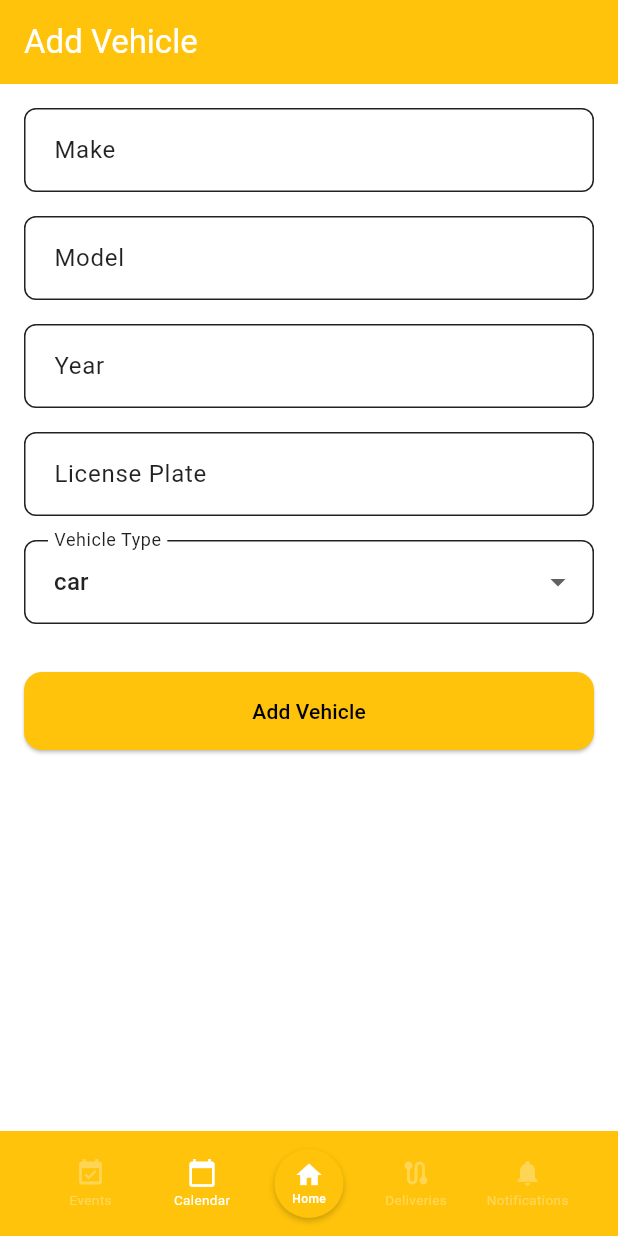
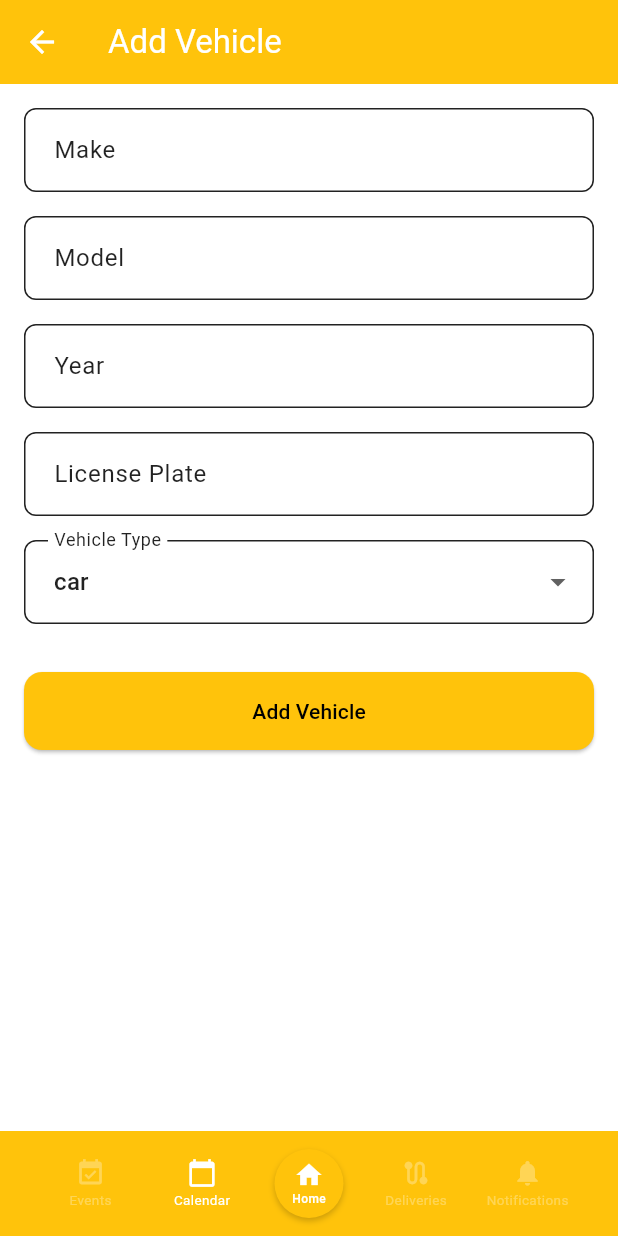
Before and after one commit to HarzaanHussain/cateredtoyou, a Flutter app: the VehicleFormScreen screen opened by its route, on a phone screen of 412 x 824 dp. Run offline on Flutter 3.47's test engine with Material 3 defaults, Android fonts, the phone set to English and light mode, and no system bars; our stand-ins replace cloud_firestore, firebase_auth, firebase_core, flutter_local_notifications, flutter_map, flutter_timezone and 6 more; missing offline and left inert: flutter_map_cancellable_tile_provider; accounts and stored records are empty.

Commit message:
feat(ui): unify scaffold & app bar across manifest, tasks, and vehicles
- Introduce MainScaffold for consistent layout (includes BottomToolbar)
- Replace direct AppBar usage in manifest_creation_screen, vehicle_loading_screen,
  manage_task_screen, task_list_screen, vehicle_details_screen,
  vehicle_form_screen, and vehicle_list_screen with ThemedAppBar/GradientAppBar
- Tweak gradient_app_bar, main_scaffold, themed_app_bar for polished “Royal Blue” & “Honey Yellow” theming

```diff
--- a/lib/views/vehicles/vehicle_form_screen.dart
+++ b/lib/views/vehicles/vehicle_form_screen.dart
@@ -4,7 +4,7 @@ import 'package:cateredtoyou/widgets/bottom_toolbar.dart';
 import 'package:flutter/material.dart'; // Importing Flutter material package for UI components
 import 'package:go_router/go_router.dart'; // Importing GoRouter for navigation
 import 'package:provider/provider.dart'; // Importing Provider for state management
-
+import 'package:cateredtoyou/widgets/main_scaffold.dart';
 
 class VehicleFormScreen extends StatefulWidget { // Defining a stateful widget for the vehicle form screen
   final Vehicle? vehicle; // Optional vehicle object to edit an existing vehicle
@@ -50,124 +50,129 @@ class _VehicleFormScreenState extends State<VehicleFormScreen> {
 
 @override
 Widget build(BuildContext context) {
-    final isEditing = widget.vehicle != null; // Checking if the form is in editing mode
+  final isEditing = widget.vehicle != null; // true when editing
 
-    return Scaffold(
-      bottomNavigationBar: const BottomToolbar(),
-      appBar: AppBar(
-        title: Text(isEditing ? 'Edit Vehicle' : 'Add Vehicle'), // Setting the title based on editing mode
+  return MainScaffold(
+    title: isEditing ? 'Edit Vehicle' : 'Add Vehicle',
+
+    // ← automatically gives you the drawer & bottom toolbar
+    leading: IconButton(
+      icon: const Icon(Icons.arrow_back),
+      onPressed: () => context.pop(), // or Navigator.of(context).pop()
     ),
+
     body: Form(
-        key: _formKey, // Assigning the form key
+      key: _formKey,
       child: ListView(
-          padding: const EdgeInsets.all(16), // Adding padding to the form
+        padding: const EdgeInsets.all(16),
         children: [
           TextFormField(
-              controller: _makeController, // Assigning the make controller
+            controller: _makeController,
             decoration: const InputDecoration(
-                labelText: 'Make', // Label for the make input field
-                hintText: 'Enter vehicle make', // Hint text for the make input field
+              labelText: 'Make',
+              hintText: 'Enter vehicle make',
             ),
-              textCapitalization: TextCapitalization.words, // Capitalizing each word
+            textCapitalization: TextCapitalization.words,
             validator: (value) {
               if (value == null || value.isEmpty) {
-                  return 'Please enter vehicle make'; // Validation for empty make field
+                return 'Please enter vehicle make';
               }
               return null;
             },
           ),
-            const SizedBox(height: 16), // Adding space between fields
+          const SizedBox(height: 16),
           TextFormField(
-              controller: _modelController, // Assigning the model controller
+            controller: _modelController,
             decoration: const InputDecoration(
-                labelText: 'Model', // Label for the model input field
-                hintText: 'Enter vehicle model', // Hint text for the model input field
+              labelText: 'Model',
+              hintText: 'Enter vehicle model',
             ),
-              textCapitalization: TextCapitalization.words, // Capitalizing each word
+            textCapitalization: TextCapitalization.words,
             validator: (value) {
               if (value == null || value.isEmpty) {
-                  return 'Please enter vehicle model'; // Validation for empty model field
+                return 'Please enter vehicle model';
               }
               return null;
             },
           ),
-            const SizedBox(height: 16), // Adding space between fields
+          const SizedBox(height: 16),
           TextFormField(
-              controller: _yearController, // Assigning the year controller
+            controller: _yearController,
             decoration: const InputDecoration(
-                labelText: 'Year', // Label for the year input field
-                hintText: 'Enter vehicle year', // Hint text for the year input field
+              labelText: 'Year',
+              hintText: 'Enter vehicle year',
             ),
-              keyboardType: TextInputType.number, // Setting keyboard type to number
+            keyboardType: TextInputType.number,
             validator: (value) {
               if (value == null || value.isEmpty) {
-                  return 'Please enter vehicle year'; // Validation for empty year field
+                return 'Please enter vehicle year';
               }
               final year = int.tryParse(value);
               if (year == null || year < 1900 || year > DateTime.now().year + 1) {
-                  return 'Please enter a valid year'; // Validation for invalid year
+                return 'Please enter a valid year';
               }
               return null;
             },
           ),
-            const SizedBox(height: 16), // Adding space between fields
+          const SizedBox(height: 16),
           TextFormField(
-              controller: _licensePlateController, // Assigning the license plate controller
+            controller: _licensePlateController,
             decoration: const InputDecoration(
-                labelText: 'License Plate', // Label for the license plate input field
-                hintText: 'Enter license plate number', // Hint text for the license plate input field
+              labelText: 'License Plate',
+              hintText: 'Enter license plate number',
             ),
-              textCapitalization: TextCapitalization.characters, // Capitalizing all characters
+            textCapitalization: TextCapitalization.characters,
             validator: (value) {
               if (value == null || value.isEmpty) {
-                  return 'Please enter license plate number'; // Validation for empty license plate field
+                return 'Please enter license plate number';
               }
               return null;
             },
           ),
-            const SizedBox(height: 16), // Adding space between fields
+          const SizedBox(height: 16),
           DropdownButtonFormField<VehicleType>(
-              value: _selectedType, // Assigning the selected type
+            value: _selectedType,
             decoration: const InputDecoration(
-                labelText: 'Vehicle Type', // Label for the vehicle type dropdown
+              labelText: 'Vehicle Type',
             ),
             items: VehicleType.values.map((type) {
               return DropdownMenuItem(
                 value: type,
-                  child: Text(type.toString().split('.').last), // Displaying the vehicle type
+                child: Text(type.toString().split('.').last),
               );
             }).toList(),
             onChanged: (value) {
-                if (value != null) {
-                  setState(() => _selectedType = value); // Updating the selected type
-                }
+              if (value != null) setState(() => _selectedType = value);
             },
             validator: (value) {
               if (value == null) {
-                  return 'Please select vehicle type'; // Validation for unselected vehicle type
+                return 'Please select vehicle type';
               }
               return null;
             },
           ),
-            const SizedBox(height: 32), // Adding space before the submit button
+          const SizedBox(height: 32),
           ElevatedButton(
-              onPressed: _isLoading ? null : _submitForm, // Disabling button if loading
+            onPressed: _isLoading ? null : _submitForm,
             child: _isLoading
                 ? const SizedBox(
                     height: 20,
                     width: 20,
-                      child: CircularProgressIndicator(
-                        strokeWidth: 2, // Showing loading indicator if loading
-                      ),
+                    child: CircularProgressIndicator(strokeWidth: 2),
                   )
-                  : Text(isEditing ? 'Update Vehicle' : 'Add Vehicle'), // Button text based on editing mode
+                : Text(isEditing ? 'Update Vehicle' : 'Add Vehicle'),
           ),
         ],
       ),
     ),
+
+    // If you want a FAB instead of a bottom button, supply it here:
+    // fab: FloatingActionButton(
+    //   onPressed: _submitForm,
+    //   child: const Icon(Icons.check),
+    // ),
   );
 }
-
   Future<void> _submitForm() async {
     if (!_formKey.currentState!.validate()) return; // Validating the form
 
--- a/lib/widgets/gradient_app_bar.dart
+++ b/lib/widgets/gradient_app_bar.dart
@@ -7,12 +7,14 @@ class GradientAppBar extends StatelessWidget implements PreferredSizeWidget {
     this.title, {
     this.leading,          // ← NEW
     this.actions,
+    this.bottom,
     super.key,
   });
 
   final String title;
   final Widget? leading;   // ← NEW
   final List<Widget>? actions;
+   final PreferredSizeWidget? bottom;
 
   @override
   Size get preferredSize => const Size.fromHeight(kToolbarHeight);
@@ -23,6 +25,7 @@ class GradientAppBar extends StatelessWidget implements PreferredSizeWidget {
       title: Text(title),
       leading: leading,    // ← NEW
       actions: actions,
+      bottom: bottom,
       backgroundColor: Colors.transparent,
       elevation: 0,
       flexibleSpace: Container(
--- a/lib/widgets/main_scaffold.dart
+++ b/lib/widgets/main_scaffold.dart
@@ -10,6 +10,7 @@ class MainScaffold extends StatelessWidget {
     required this.body,
     this.leading,          // ← NEW
     this.actions,
+    this.bottom,
     this.fab,
   });
 
@@ -17,6 +18,7 @@ class MainScaffold extends StatelessWidget {
   final Widget               body;
   final Widget?              leading;   // ← NEW
   final List<Widget>?        actions;
+  final PreferredSizeWidget? bottom;
   final FloatingActionButton? fab;
 
   @override
--- a/lib/widgets/themed_app_bar.dart
+++ b/lib/widgets/themed_app_bar.dart
@@ -9,11 +9,13 @@ class ThemedAppBar extends StatelessWidget implements PreferredSizeWidget {
     super.key,
     this.leading,          // ← NEW
     this.actions,
+    this.bottom,
   });
 
   final String title;
   final Widget? leading;   // ← NEW
   final List<Widget>? actions;
+    final PreferredSizeWidget? bottom;
 
   @override
   Size get preferredSize => const Size.fromHeight(kToolbarHeight);
@@ -27,11 +29,13 @@ class ThemedAppBar extends StatelessWidget implements PreferredSizeWidget {
             title,
             leading: leading,         // ← NEW
             actions: actions,
+            bottom: bottom,
           )
         : AppBar(
             title: Text(title),
             leading: leading,         // ← NEW
             actions: actions,
+             bottom: bottom,
           );
   }
 }
```
Also changed, not shown: lib/views/manifest/manifest_creation_screen.dart (+13 -14 lines), lib/views/manifest/vehicle_loading_screen.dart (+24 -25 lines), lib/views/tasks/manage_task_screen.dart (+14 -8 lines), lib/views/tasks/task_list_screen.dart (+10 -10 lines), lib/views/vehicles/vehicle_details_screen.dart (+104 -113 lines), lib/views/vehicles/vehicle_list_screen.dart (+24 -24 lines). Lines whose indentation alone changed are shown as unchanged.
